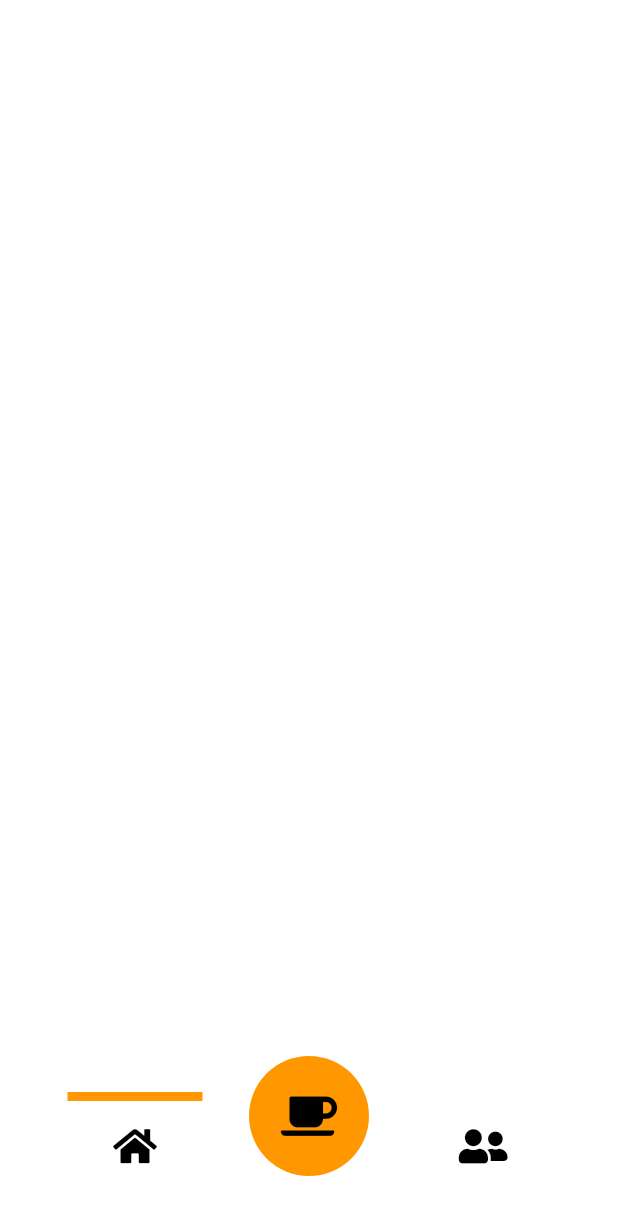
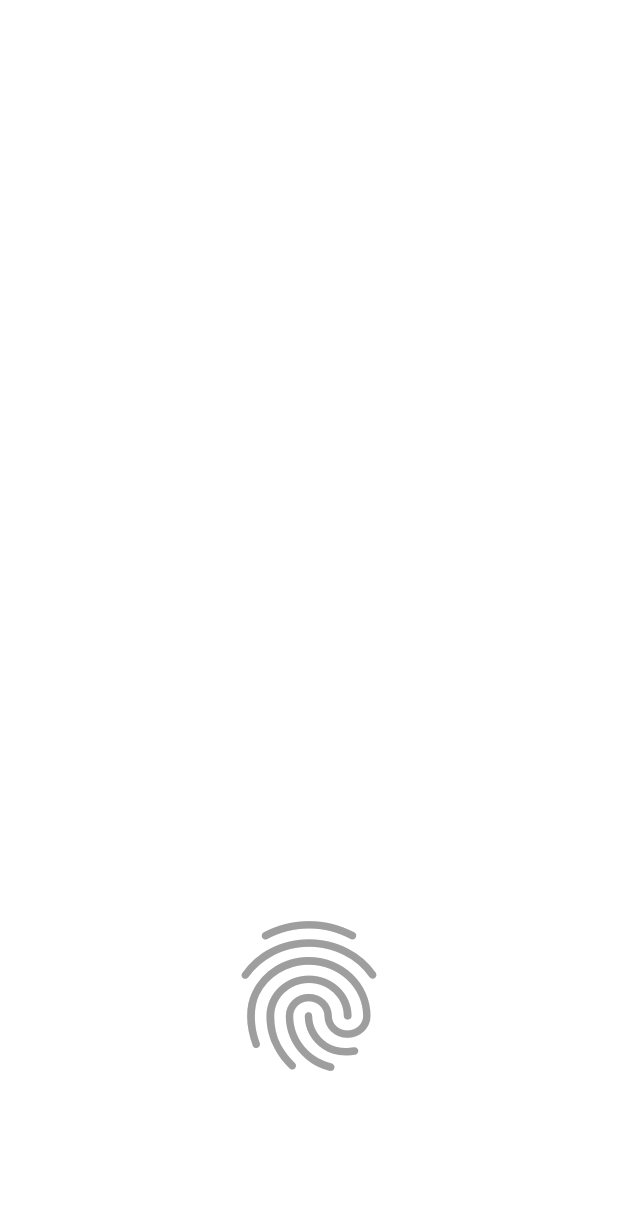
Before and after one commit to MatheusBispoDev/caseirinhos, a Flutter app: the screen it shows after launch, on a phone screen of 412 x 824 dp. Shown: the top 1215 px of the screen. Run offline on Flutter 3.47's test engine with Material 2 defaults, Android fonts, the phone set to English and light mode, and no system bars; our stand-ins replace font_awesome_flutter, google_fonts, local_auth.

Commit message:
Adicionado biometria funcional / Verificacao para evitar sair do app na tela de customNavBar

```diff
--- a/lib/main.dart
+++ b/lib/main.dart
@@ -1,11 +1,11 @@
 import 'package:caseirinhos/layout/theme/theme_dark.dart';
 import 'package:caseirinhos/layout/theme/theme_light.dart';
+import 'package:caseirinhos/pages/contacts_page/contacts_page.dart';
 import 'package:caseirinhos/pages/custom_bottom_nav_bar/custom_bottom_nav_bar.dart';
+import 'package:caseirinhos/pages/finger_print_page/finger_print_page.dart';
 import 'package:flutter/material.dart';
 
-void main() {
-  runApp(MyApp());
-}
+void main() => runApp(MyApp());
 
 class MyApp extends StatelessWidget {
   @override
@@ -15,7 +15,12 @@ class MyApp extends StatelessWidget {
       themeMode: ThemeMode.light,
       theme: themeLight(),
       darkTheme: themeDark(),
-      home: CustomBottomNavBar(),
+      initialRoute: '/fingerpage',
+      routes: {
+        '/fingerpage': (context) => FingerPrintPage(),
+        '/customnavbar': (context) => CustomBottomNavBar(),
+        '/contactspage': (context) => ContactsPage(),
+      },
     );
   }
 }
--- a/lib/pages/contacts_page/contacts_page.dart
+++ b/lib/pages/contacts_page/contacts_page.dart
@@ -6,12 +6,12 @@ import 'package:caseirinhos/models/contacts.dart';
 import 'package:caseirinhos/pages/contacts_page/contacts_header_page.dart';
 import 'package:flutter/material.dart';
 
-class ContactPage extends StatefulWidget {
+class ContactsPage extends StatefulWidget {
   @override
-  _ContactPageState createState() => _ContactPageState();
+  _ContactsPageState createState() => _ContactsPageState();
 }
 
-class _ContactPageState extends State<ContactPage> {
+class _ContactsPageState extends State<ContactsPage> {
   final List<Contact> contacts = Contact.getContacts();
   final String dividerText = ContactsPageConstrants.titleAppBarContactsPage;
 
--- /dev/null
+++ b/lib/pages/finger_print_page/finger_print_page.dart
@@ -0,0 +1,57 @@
+import 'package:caseirinhos/api/authentication/local_auth.dart';
+import 'package:caseirinhos/components/fontAwesomeIcons/font_awesome_icons_custom.dart';
+import 'package:flutter/material.dart';
+
+class FingerPrintPage extends StatefulWidget {
+  FingerPrintPage({Key? key}) : super(key: key);
+
+  @override
+  _FingerPrintPageState createState() => _FingerPrintPageState();
+}
+
+class _FingerPrintPageState extends State<FingerPrintPage> {
+  Color color = Colors.grey;
+
+  @override
+  Widget build(BuildContext context) {
+    return Scaffold(
+      backgroundColor: Theme.of(context).scaffoldBackgroundColor,
+      body: SafeArea(
+          child: Container(
+        height: MediaQuery.of(context).size.height,
+        width: MediaQuery.of(context).size.width,
+        child: Column(
+          mainAxisAlignment: MainAxisAlignment.end,
+          children: [
+            Padding(
+              padding: const EdgeInsets.only(bottom: 100),
+              child: GestureDetector(
+                child: FontAwesomeIconCustom(
+                  Icons.fingerprint,
+                  size: 120,
+                  color: color,
+                ),
+                onTap: () async {
+                  //Todo: refatoracao / Separar regra de autenticacao da view
+                  final isAuthenticated =
+                      await LocalAuth.authenticateWithBiometrics();
+
+                  if (isAuthenticated) {
+                    setState(() {
+                      color = Colors.green;
+                    });
+                    Navigator.pushReplacementNamed(context, '/customnavbar');
+                  } else {
+                    setState(() {
+                      color = Colors.red;
+                    });
+                  }
+                },
+              ),
+            ),
+          ],
+        ),
+      )),
+    );
+  }
+}
--- a/pubspec.yaml
+++ b/pubspec.yaml
@@ -17,6 +17,7 @@ dependencies:
   cupertino_icons: ^1.0.2
   google_fonts: ^2.1.0
   font_awesome_flutter: ^9.1.0
+  local_auth: ^1.1.5
 
 dev_dependencies:
   flutter_test:
```
Also changed, not shown: lib/api/authentication/local_auth.dart (added, +49 -0 lines), lib/pages/custom_bottom_nav_bar/custom_bottom_nav_bar.dart (+33 -2 lines), lib/theme/theme_dark.dart (deleted, +0 -46 lines), lib/theme/theme_light.dart (deleted, +0 -46 lines), 4 other files.
